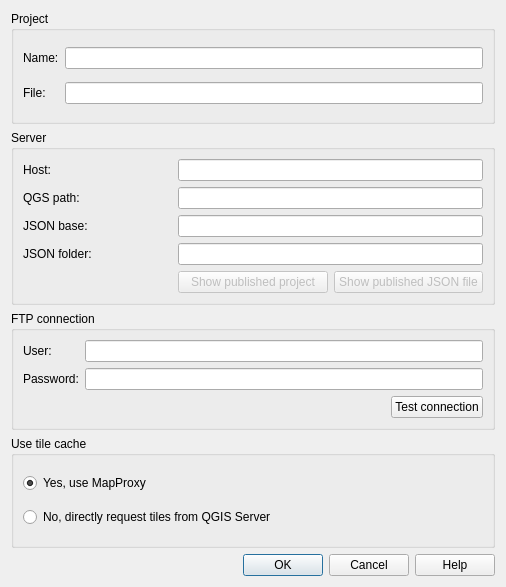
First picture: the form in layertree2json_dialog_settings.ui, repository geraldo/layertree2json, before the edit.
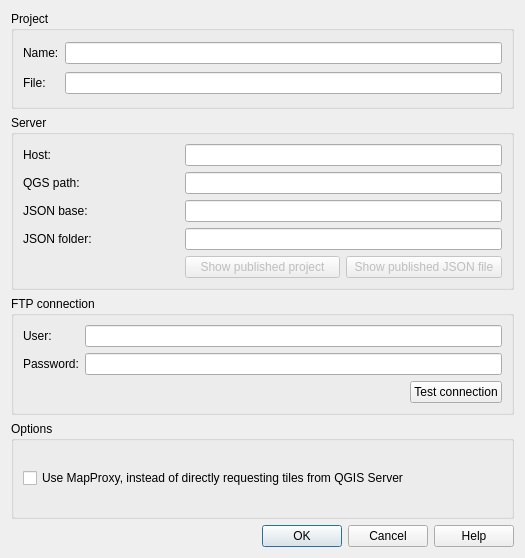
Second picture: the form after the edit. Custom widgets are drawn as their Qt base class.

Commit message: Add support for project files saved in PostgreSQL, see #18

Diff of the .ui file:
```diff
--- a/layertree2json_dialog_settings.ui
+++ b/layertree2json_dialog_settings.ui
@@ -6,8 +6,8 @@
    <rect>
     <x>0</x>
     <y>0</y>
-    <width>506</width>
-    <height>587</height>
+    <width>525</width>
+    <height>558</height>
    </rect>
   </property>
   <property name="windowTitle">
@@ -191,33 +191,13 @@
       </sizepolicy>
      </property>
      <property name="title">
-      <string>Use tile cache</string>
+      <string>Options</string>
      </property>
      <layout class="QVBoxLayout" name="verticalLayout_2">
       <item>
-       <widget class="QRadioButton" name="radioMapproxy">
-        <property name="toolTip">
-         <string>In case you changed the symbology of any layer, you have to empty the specific mapproxy layer at /opt/mappproxy/ssa/cache_data
-In cased you changed any layer or group name, you have to change mapproxy configuration file at /opt/mappproxy/ssa/mapproxy.json</string>
-        </property>
+       <widget class="QCheckBox" name="checkBoxMapproxy">
         <property name="text">
-         <string>Yes, use MapProxy </string>
-        </property>
-        <property name="checked">
-         <bool>true</bool>
-        </property>
-       </widget>
-      </item>
-      <item>
-       <widget class="QRadioButton" name="radioQgisserver">
-        <property name="toolTip">
-         <string>Not using the tile proxy should be avoided for production servers.</string>
-        </property>
-        <property name="text">
-         <string>No, directly request tiles from QGIS Server</string>
-        </property>
-        <property name="checked">
-         <bool>false</bool>
+         <string>Use MapProxy, instead of directly requesting tiles from QGIS Server</string>
         </property>
        </widget>
       </item>
```
The commit also changes 2 other files.
